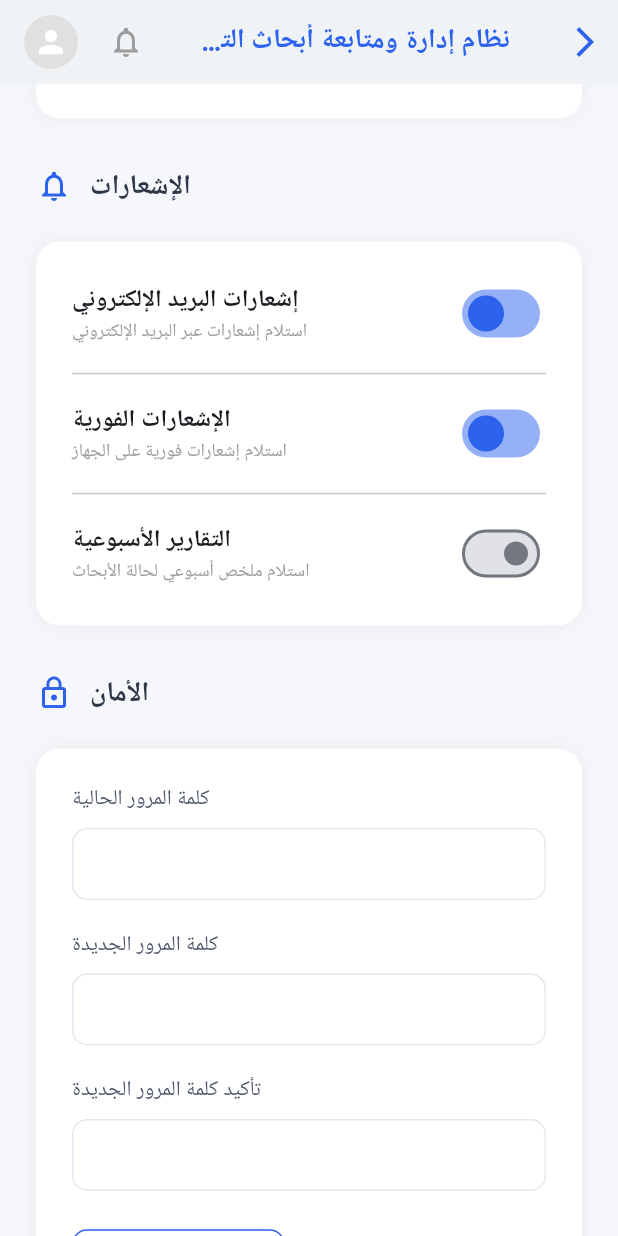
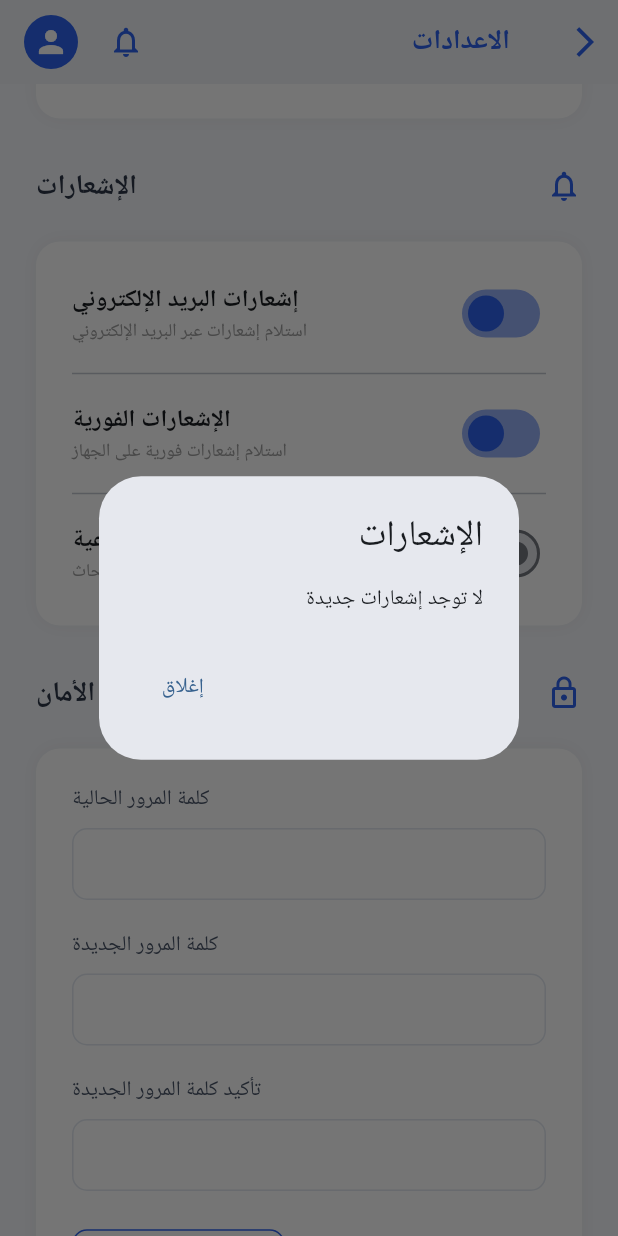
Before and after one commit to wjih28/Supervisor-system, a Flutter app: the SettingsScreen screen opened directly with empty values, scrolled down 576 dp, after a tap on the "notifications none" icon, on a phone screen of 412 x 824 dp. Run offline on Flutter 3.47's test engine with Material 3 defaults, Android fonts, the phone set to English and light mode, and no system bars; our stand-ins replace supabase_flutter; accounts and stored records are empty; Roboto replaces fonts that are missing (Arial).

Commit message:
Update settings screen with RTL alignment, notifications, and logout functionality

```diff
--- a/lib/screens/supervisor/settings_screen.dart
+++ b/lib/screens/supervisor/settings_screen.dart
@@ -1,4 +1,5 @@
 import 'package:flutter/material.dart';
+import 'package:supabase_flutter/supabase_flutter.dart';
 import '../../models/models.dart';
 import '../../services/supabase_service.dart';
 
@@ -128,24 +129,28 @@ class _SettingsScreenState extends State<SettingsScreen> {
         backgroundColor: Colors.white,
         elevation: 0,
         title: const Text(
-          'نظام إدارة ومتابعة أبحاث التخرج',
+          'الاعدادات',
           style: TextStyle(color: Color(0xFF2D62ED), fontSize: 18, fontWeight: FontWeight.bold),
+          textAlign: TextAlign.right,
         ),
-        centerTitle: true,
+        centerTitle: false,
         leading: IconButton(
           icon: const Icon(Icons.arrow_back_ios, color: Color(0xFF2D62ED)),
           onPressed: () => Navigator.pop(context),
         ),
         actions: [
           IconButton(
-            icon: const Icon(Icons.notifications_none, color: Colors.grey),
-            onPressed: () {},
+            icon: const Icon(Icons.notifications_none, color: Color(0xFF2D62ED)),
+            onPressed: () => _showNotifications(),
           ),
           const SizedBox(width: 8),
-          const CircleAvatar(
-            radius: 18,
-            backgroundColor: Color(0xFFE0E0E0),
-            child: Icon(Icons.person, color: Colors.white),
+          GestureDetector(
+            onTap: () => _navigateToPersonalInfo(),
+            child: const CircleAvatar(
+              radius: 18,
+              backgroundColor: Color(0xFF2D62ED),
+              child: Icon(Icons.person, color: Colors.white),
+            ),
           ),
           const SizedBox(width: 16),
         ],
@@ -214,14 +219,14 @@ class _SettingsScreenState extends State<SettingsScreen> {
 
   Widget _buildSectionHeader(IconData icon, String title) {
     return Row(
-      mainAxisAlignment: MainAxisAlignment.end,
+      mainAxisAlignment: MainAxisAlignment.spaceBetween,
       children: [
+        Icon(icon, color: const Color(0xFF2D62ED)),
         Text(
           title,
           style: const TextStyle(fontSize: 18, fontWeight: FontWeight.bold, color: Color(0xFF2D3748)),
+          textAlign: TextAlign.right,
         ),
-        const SizedBox(width: 12),
-        Icon(icon, color: const Color(0xFF2D62ED)),
       ],
     );
   }
@@ -382,30 +387,125 @@ class _SettingsScreenState extends State<SettingsScreen> {
         borderRadius: BorderRadius.circular(16),
         boxShadow: [BoxShadow(color: Colors.black.withOpacity(0.05), blurRadius: 10)],
       ),
-      child: const Column(
+      child: Column(
+        crossAxisAlignment: CrossAxisAlignment.end,
         children: [
           Row(
             mainAxisAlignment: MainAxisAlignment.spaceBetween,
             children: [
-              Text('2025-01-15', style: TextStyle(fontWeight: FontWeight.bold)),
-              Text('تاريخ آخر تحديث:', style: TextStyle(color: Colors.grey)),
-              Text('1.0.0', style: TextStyle(fontWeight: FontWeight.bold)),
-              Text('إصدار النظام:', style: TextStyle(color: Colors.grey)),
+              const Icon(Icons.info_outline, color: Color(0xFF2D62ED)),
+              const Text('معلومات النظام', style: TextStyle(fontSize: 16, fontWeight: FontWeight.bold)),
             ],
           ),
-          SizedBox(height: 16),
+          const SizedBox(height: 20),
           Row(
             mainAxisAlignment: MainAxisAlignment.spaceBetween,
             children: [
-              Text('كلية العلوم الإدارية والإنسانية', style: TextStyle(fontWeight: FontWeight.bold)),
-              Text('الكلية:', style: TextStyle(color: Colors.grey)),
-              Text('جامعة العلوم والتكنولوجيا', style: TextStyle(fontWeight: FontWeight.bold)),
-              Text('المؤسسة:', style: TextStyle(color: Colors.grey)),
+              const Text('1.0.0', style: TextStyle(color: Colors.grey, fontSize: 14)),
+              const Text('إصدار التطبيق', style: TextStyle(color: Colors.grey, fontSize: 14)),
+            ],
+          ),
+          const SizedBox(height: 12),
+          Row(
+            mainAxisAlignment: MainAxisAlignment.spaceBetween,
+            children: [
+              const Text('2025-01-15', style: TextStyle(color: Colors.grey, fontSize: 14)),
+              const Text('تاريخ آخر تحديث', style: TextStyle(color: Colors.grey, fontSize: 14)),
+            ],
+          ),
+          const SizedBox(height: 12),
+          Row(
+            mainAxisAlignment: MainAxisAlignment.spaceBetween,
+            children: [
+              const Text('جامعة العلوم والتكنولوجيا', style: TextStyle(color: Colors.grey, fontSize: 14)),
+              const Text('المؤسسة', style: TextStyle(color: Colors.grey, fontSize: 14)),
             ],
           ),
         ],
       ),
     );
+  }
+
+  void _showNotifications() {
+    showDialog(
+      context: context,
+      builder: (context) => AlertDialog(
+        title: const Text('الإشعارات'),
+        content: const Text('لا توجد إشعارات جديدة'),
+        actions: [
+          TextButton(
+            onPressed: () => Navigator.pop(context),
+            child: const Text('إغلاق'),
+          ),
+        ],
+      ),
+    );
+  }
+
+  void _navigateToPersonalInfo() {
+    showModalBottomSheet(
+      context: context,
+      builder: (context) => Container(
+        padding: const EdgeInsets.all(24),
+        decoration: const BoxDecoration(
+          color: Color(0xFF2D62ED),
+          borderRadius: BorderRadius.vertical(top: Radius.circular(16)),
+        ),
+        child: Column(
+          mainAxisSize: MainAxisSize.min,
+          children: [
+            const CircleAvatar(
+              radius: 40,
+              backgroundColor: Colors.white,
+              child: Icon(Icons.person, size: 40, color: Color(0xFF2D62ED)),
+            ),
+            const SizedBox(height: 16),
+            Text(
+              widget.supervisor.name,
+              style: const TextStyle(color: Colors.white, fontSize: 20, fontWeight: FontWeight.bold),
+              textAlign: TextAlign.center,
+            ),
+            const SizedBox(height: 8),
+            Text(
+              widget.supervisor.email ?? '',
+              style: const TextStyle(color: Colors.white70, fontSize: 14),
+              textAlign: TextAlign.center,
+            ),
+            const SizedBox(height: 24),
+            ElevatedButton(
+              onPressed: () {
+                Navigator.pop(context);
+                _logout();
+              },
+              style: ElevatedButton.styleFrom(
+                backgroundColor: Colors.white,
+                padding: const EdgeInsets.symmetric(horizontal: 40, vertical: 12),
+              ),
+              child: const Text(
+                'تسجيل الخروج',
+                style: TextStyle(color: Color(0xFF2D62ED), fontWeight: FontWeight.bold),
+              ),
+            ),
+          ],
+        ),
+      ),
+    );
+  }
+
+  Future<void> _logout() async {
+    try {
+      await Supabase.instance.client.auth.signOut();
+      if (mounted) {
+        Navigator.pushNamedAndRemoveUntil(context, '/login', (route) => false);
+      }
+    } catch (e) {
+      debugPrint('Error logging out: $e');
+      if (mounted) {
+        ScaffoldMessenger.of(context).showSnackBar(
+          const SnackBar(content: Text('خطأ في تسجيل الخروج')),
+        );
+      }
+    }
   }
 
   Widget _buildTextField(String label, TextEditingController controller, {bool enabled = true, bool isPassword = false}) {
```
